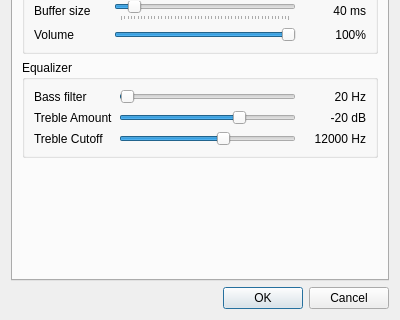
Above: ui/designer/ConfigDialog.ui from stoneface86/trackerboy before the change; both pictures show x 0 to 400 and y 201 to 521 of the 400 by 521 pixel window. Below: the same form after it.
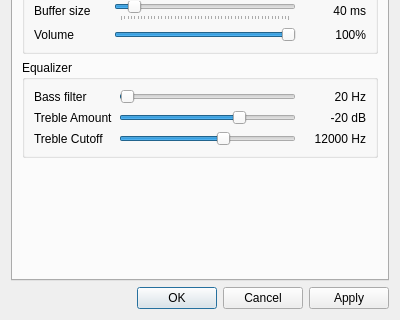
That is the form after the change.

Diff of the .ui file:
```diff
--- a/ui/designer/ConfigDialog.ui
+++ b/ui/designer/ConfigDialog.ui
@@ -317,7 +317,7 @@
       <enum>Qt::Horizontal</enum>
      </property>
      <property name="standardButtons">
-      <set>QDialogButtonBox::Cancel|QDialogButtonBox::Ok</set>
+      <set>QDialogButtonBox::Apply|QDialogButtonBox::Cancel|QDialogButtonBox::Ok</set>
      </property>
     </widget>
    </item>
```
